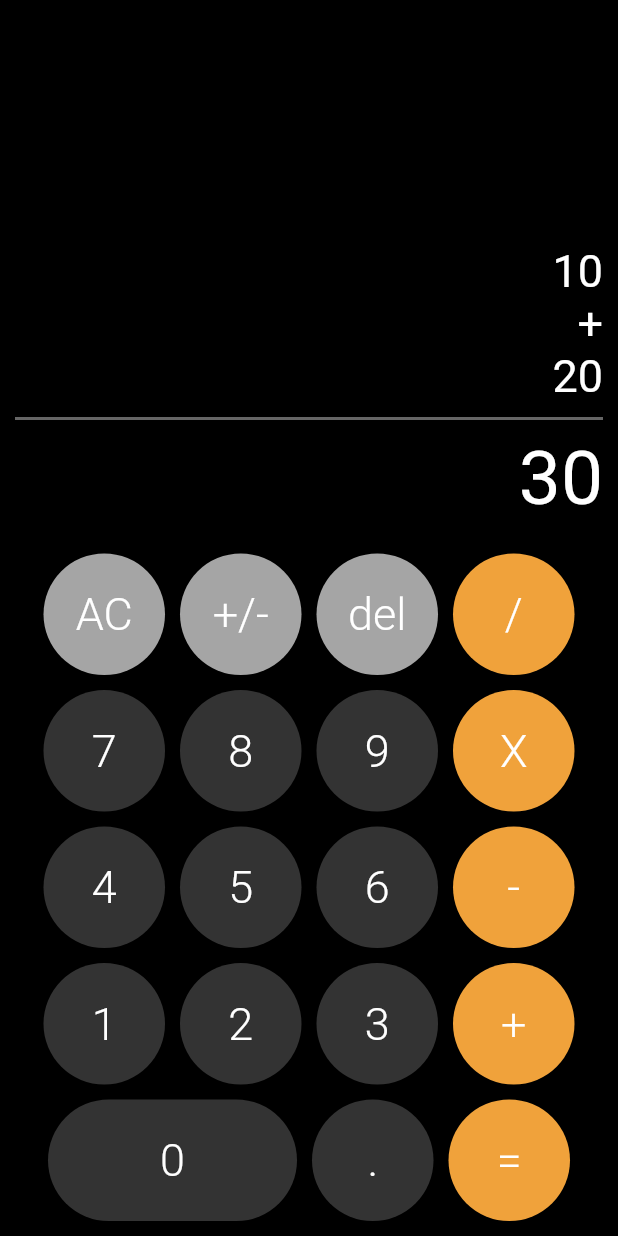
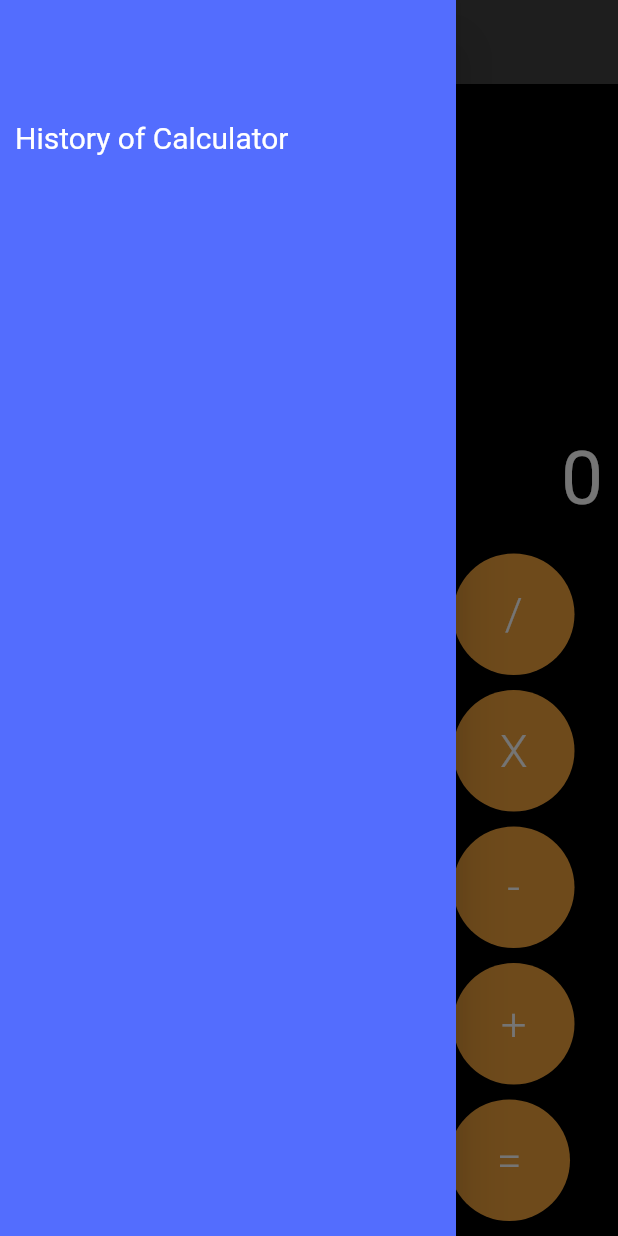
Before and after one commit to wdavid73/calculator_bloc, a Flutter app: the screen it shows after launch, with the side drawer open (before the commit the screen has no drawer), on a phone screen of 412 x 824 dp. Run offline on Flutter 3.47's test engine with Material 2 defaults, Android fonts, the phone set to English and light mode, and no system bars; our stand-ins replace bloc, flutter_bloc.

Commit message:
:sparkles: history to calculator

```diff
--- a/lib/bloc/calculator/calculator_bloc.dart
+++ b/lib/bloc/calculator/calculator_bloc.dart
@@ -51,10 +51,14 @@ class CalculatorBloc extends Bloc<CalculatorEvent, CalculatorState> {
       if (event is CalculateResult) {
         emit.call(_calculateResult());
       }
+
+      if (event is SaveHistory) {
+        emit.call(_saveHistory());
+      }
     });
   }
   CalculatorState _resetAC() {
-    return CalculatorState(
+    return state.copyWith(
       firstNumber: '0',
       mathResult: '0',
       secondNumber: '0',
@@ -88,4 +92,16 @@ class CalculatorBloc extends Bloc<CalculatorEvent, CalculatorState> {
         return state;
     }
   }
+
+  CalculatorState _saveHistory() {
+    final String num1 = state.firstNumber;
+    final String num2 = state.secondNumber;
+    final String result = state.mathResult;
+    final String operation = state.operation;
+    final String history = "$num1 $operation $num2 = $result";
+
+    final list = state.history.toList();
+    list.add(history);
+    return state.copyWith(history: list);
+  }
 }
--- a/lib/bloc/calculator/calculator_event.dart
+++ b/lib/bloc/calculator/calculator_event.dart
@@ -20,3 +20,5 @@ class OperationEntry extends CalculatorEvent {
   final String operation;
   OperationEntry(this.operation);
 }
+
+class SaveHistory extends CalculatorEvent {}
--- a/lib/bloc/calculator/calculator_state.dart
+++ b/lib/bloc/calculator/calculator_state.dart
@@ -5,12 +5,14 @@ class CalculatorState {
   final String firstNumber;
   final String secondNumber;
   final String operation;
+  List<String> history;
 
   CalculatorState({
-    this.mathResult = '30',
-    this.firstNumber = '10',
-    this.secondNumber = '20',
+    this.mathResult = '0',
+    this.firstNumber = '0',
+    this.secondNumber = '0',
     this.operation = '+',
+    this.history = const [],
   });
 
   CalculatorState copyWith({
@@ -18,11 +20,13 @@ class CalculatorState {
     String? firstNumber,
     String? secondNumber,
     String? operation,
+    List<String>? history,
   }) =>
       CalculatorState(
         mathResult: mathResult ?? this.mathResult,
         firstNumber: firstNumber ?? this.firstNumber,
         secondNumber: secondNumber ?? this.secondNumber,
         operation: operation ?? this.operation,
+        history: history ?? this.history,
       );
 }
--- a/lib/main.dart
+++ b/lib/main.dart
@@ -27,7 +27,6 @@ class MyApp extends StatelessWidget {
   @override
   Widget build(BuildContext context) {
     return MaterialApp(
-      title: 'Flutter Demo',
       theme: ThemeData.dark().copyWith(scaffoldBackgroundColor: Colors.black),
       home: const CalculatorScreen(),
     );
--- a/lib/screens/calculator_screen.dart
+++ b/lib/screens/calculator_screen.dart
@@ -11,7 +11,22 @@ class CalculatorScreen extends StatelessWidget {
   Widget build(BuildContext context) {
     final calculatorBloc = BlocProvider.of<CalculatorBloc>(context);
 
+    void calculateResult() {
+      calculatorBloc.add(CalculateResult());
+      calculatorBloc.add(SaveHistory());
+    }
+
     return Scaffold(
+      appBar: AppBar(
+        title: const Text('Calculator BLOC'),
+      ),
+      drawer: const Drawer(
+        backgroundColor: Colors.indigoAccent,
+        child: Padding(
+          padding: EdgeInsets.all(10.0),
+          child: HistoryCalculator(),
+        ),
+      ),
       body: SafeArea(
         child: Container(
           margin: const EdgeInsets.symmetric(horizontal: 10),
@@ -126,7 +141,7 @@ class CalculatorScreen extends StatelessWidget {
                   CalculatorButton(
                     text: '=',
                     bgColor: const Color(0xffF0A23B),
-                    onPressed: () => calculatorBloc.add(CalculateResult()),
+                    onPressed: () => calculateResult(),
                   ),
                 ],
               ),
@@ -137,3 +152,61 @@ class CalculatorScreen extends StatelessWidget {
     );
   }
 }
+
+class HistoryCalculator extends StatelessWidget {
+  const HistoryCalculator({
+    Key? key,
+  }) : super(key: key);
+
+  @override
+  Widget build(BuildContext context) {
+    return BlocBuilder<CalculatorBloc, CalculatorState>(
+        builder: (content, state) {
+      return Column(
+        crossAxisAlignment: CrossAxisAlignment.start,
+        mainAxisAlignment: MainAxisAlignment.start,
+        mainAxisSize: MainAxisSize.max,
+        children: [
+          const SizedBox(
+            height: 70,
+          ),
+          const Text(
+            'History of Calculator',
+            style: TextStyle(fontSize: 20),
+          ),
+          const SizedBox(
+            height: 20,
+          ),
+          SizedBox(
+            width: 300,
+            height: 500,
+            child: ListView.builder(
+              itemCount: state.history.length,
+              itemBuilder: (BuildContext context, int index) {
+                return Padding(
+                  padding: const EdgeInsets.all(8.0),
+                  child: Row(
+                    children: [
+                      Text(
+                        "${index + 1}.",
+                        style: const TextStyle(
+                            fontSize: 18, fontWeight: FontWeight.bold),
+                      ),
+                      const SizedBox(
+                        width: 20,
+                      ),
+                      Text(
+                        state.history[index],
+                        style: const TextStyle(fontSize: 16),
+                      )
+                    ],
+                  ),
+                );
+              },
+            ),
+          ),
+        ],
+      );
+    });
+  }
+}
```
